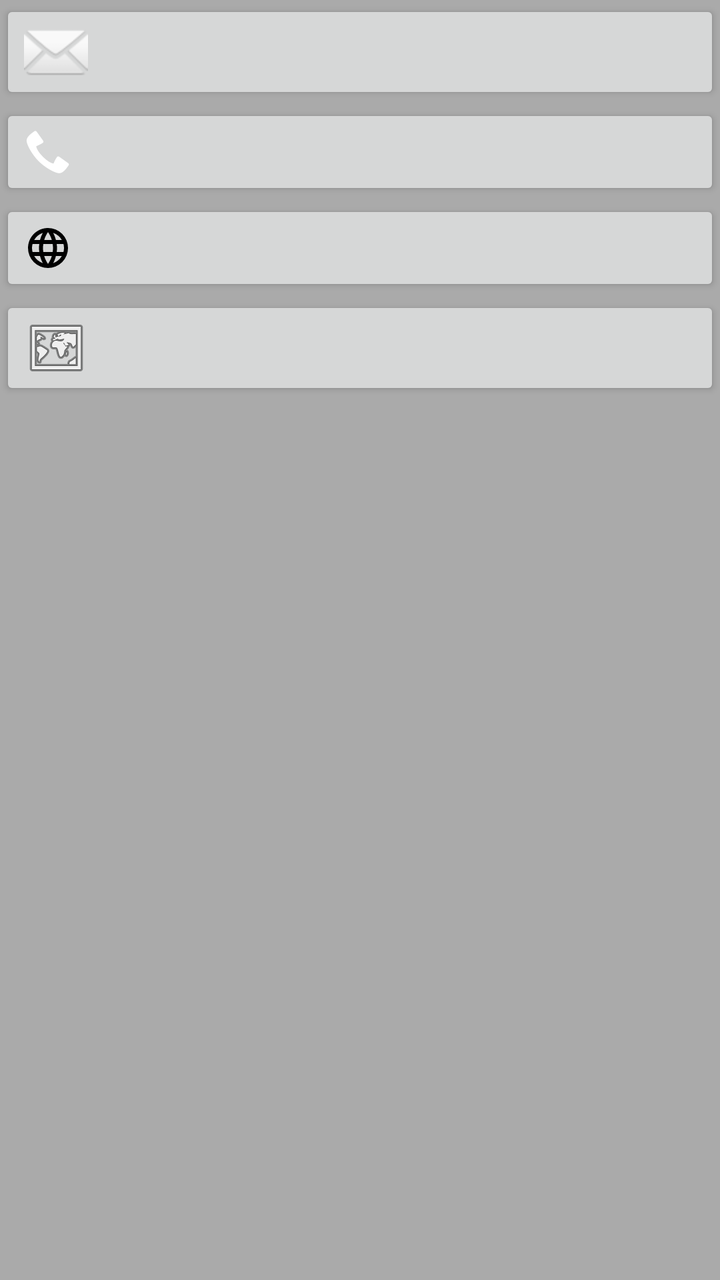
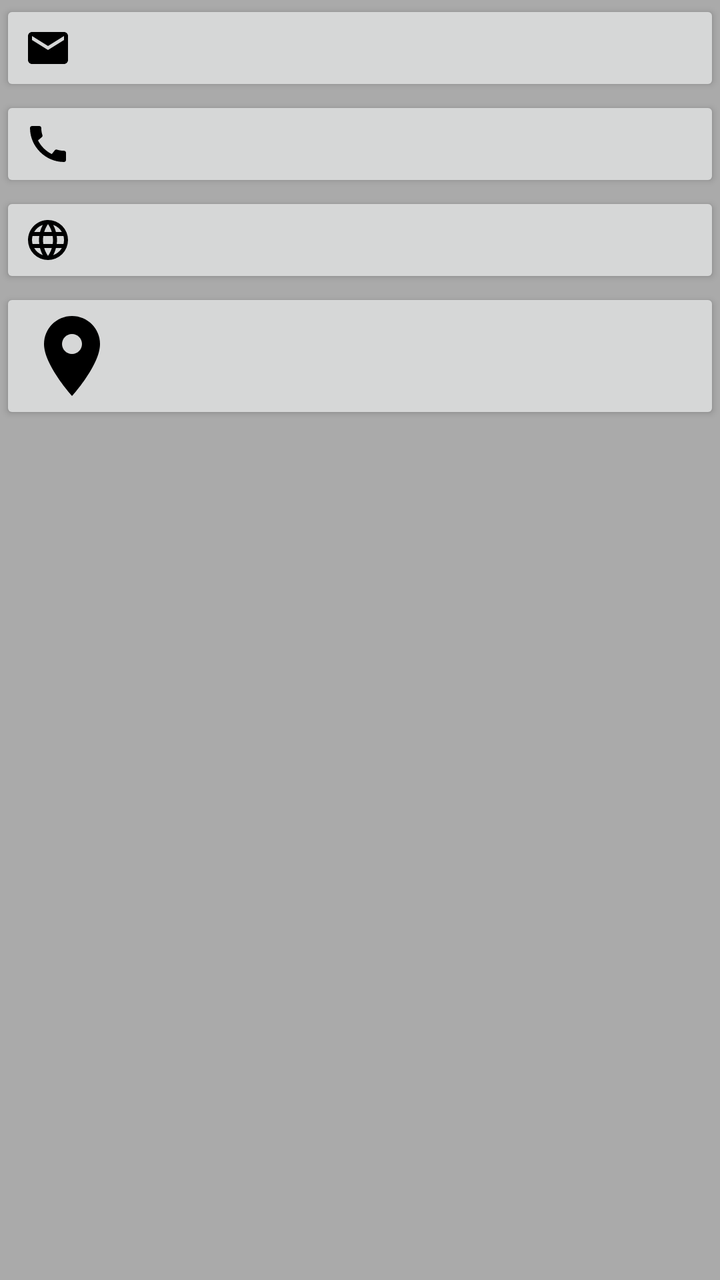

Before-and-after screenshots of an Android layout around one commit, followed by the original layout XML and the change that was made.
<!-- AndroidManifest.xml: application theme AppTheme -->
<!-- res/layout/dialog_contact.xml -->
<?xml version="1.0" encoding="utf-8"?>
<LinearLayout
    xmlns:android="http://schemas.android.com/apk/res/android"
    android:id="@+id/collection_add_bar"
    android:layout_width="match_parent"
    android:layout_height="match_parent"
    android:layout_marginStart="8dp"
    android:layout_marginEnd="4dp"
    android:layout_marginTop="4dp"
    android:orientation="vertical"
    android:padding="0dp"
    android:background="@color/colorNeutralDark">

    <Button
        android:id="@+id/email_button"
        android:drawableStart="@android:drawable/ic_dialog_email"
        android:layout_width="match_parent"
        android:layout_height="wrap_content"
        android:gravity="end"
        android:textColor="@color/colorSlate"
        android:textSize="@dimen/text_size_paragraph_title"
        android:textAllCaps="false"/>

    <Button
        android:id="@+id/phone_button"
        android:drawableStart="@android:drawable/stat_sys_phone_call"
        android:layout_width="match_parent"
        android:layout_height="wrap_content"
        android:gravity="end"
        android:textColor="@color/colorSlate"
        android:textSize="@dimen/text_size_paragraph_title"
        android:textAllCaps="false"/>

    <Button
        android:id="@+id/website_button"
        android:drawableStart="@drawable/web"
        android:layout_width="match_parent"
        android:layout_height="wrap_content"
        android:gravity="end"
        android:textColor="@color/colorSlate"
        android:textSize="@dimen/text_size_paragraph_title"
        android:textAllCaps="false"/>

    <Button
        android:id="@+id/address_button"
        android:drawableStart="@android:drawable/ic_menu_mapmode"
        android:layout_width="match_parent"
        android:layout_height="wrap_content"
        android:gravity="end"
        android:textColor="@color/colorSlate"
        android:textSize="@dimen/text_size_paragraph_title"
        android:textAllCaps="false"/>

</LinearLayout>
<!-- resources referenced by this layout -->
<resources>
  <color name="colorNeutralDark">#AAA</color>
  <color name="colorSlate">#222</color>
  <dimen name="text_size_paragraph_title">20sp</dimen>
  <!-- drawable web (drawable) -->
  <vector xmlns:android="http://schemas.android.com/apk/res/android"
      android:height="24dp"
      android:width="24dp"
      android:viewportWidth="24"
      android:viewportHeight="24">
      <path android:fillColor="#000" android:pathData="M16.36,14C16.44,13.34 16.5,12.68 16.5,12C16.5,11.32 16.44,10.66 16.36,10H19.74C19.9,10.64 20,11.31 20,12C20,12.69 19.9,13.36 19.74,14M14.59,19.56C15.19,18.45 15.65,17.25 15.97,16H18.92C17.96,17.65 16.43,18.93 14.59,19.56M14.34,14H9.66C9.56,13.34 9.5,12.68 9.5,12C9.5,11.32 9.56,10.65 9.66,10H14.34C14.43,10.65 14.5,11.32 14.5,12C14.5,12.68 14.43,13.34 14.34,14M12,19.96C11.17,18.76 10.5,17.43 10.09,16H13.91C13.5,17.43 12.83,18.76 12,19.96M8,8H5.08C6.03,6.34 7.57,5.06 9.4,4.44C8.8,5.55 8.35,6.75 8,8M5.08,16H8C8.35,17.25 8.8,18.45 9.4,19.56C7.57,18.93 6.03,17.65 5.08,16M4.26,14C4.1,13.36 4,12.69 4,12C4,11.31 4.1,10.64 4.26,10H7.64C7.56,10.66 7.5,11.32 7.5,12C7.5,12.68 7.56,13.34 7.64,14M12,4.03C12.83,5.23 13.5,6.57 13.91,8H10.09C10.5,6.57 11.17,5.23 12,4.03M18.92,8H15.97C15.65,6.75 15.19,5.55 14.59,4.44C16.43,5.07 17.96,6.34 18.92,8M12,2C6.47,2 2,6.5 2,12A10,10 0 0,0 12,22A10,10 0 0,0 22,12A10,10 0 0,0 12,2Z" />
  </vector>
  <style name="AppTheme" parent="Theme.AppCompat.Light.DarkActionBar">
          <item name="colorPrimary">@color/colorPrimary</item>
          <item name="colorPrimaryDark">@color/colorPrimaryDark</item>
          <item name="colorAccent">@color/colorAccent</item>
          <item name="popupMenuStyle">@style/AppTheme.PopupOverlay</item>
      </style>
  <color name="colorPrimary">#00B0FF</color>
  <color name="colorPrimaryDark">#0081CB</color>
  <color name="colorAccent">#FBC02D</color>
  <style name="AppTheme.PopupOverlay" parent="@android:style/Widget.PopupMenu">
          <item name="android:background">@color/colorPrimary</item>
      </style>
</resources>

<!-- the commit's change to res/layout/dialog_contact.xml (unified diff, before → after) -->
@@ -13,7 +13,7 @@
 
     <Button
         android:id="@+id/email_button"
-        android:drawableStart="@android:drawable/ic_dialog_email"
+        android:drawableStart="@drawable/ic_baseline_email_24px"
         android:layout_width="match_parent"
         android:layout_height="wrap_content"
         android:gravity="end"
@@ -23,7 +23,7 @@
 
     <Button
         android:id="@+id/phone_button"
-        android:drawableStart="@android:drawable/stat_sys_phone_call"
+        android:drawableStart="@drawable/ic_baseline_call_24px"
         android:layout_width="match_parent"
         android:layout_height="wrap_content"
         android:gravity="end"
@@ -43,7 +43,7 @@
 
     <Button
         android:id="@+id/address_button"
-        android:drawableStart="@android:drawable/ic_menu_mapmode"
+        android:drawableStart="@drawable/menu_place"
         android:layout_width="match_parent"
         android:layout_height="wrap_content"
         android:gravity="end"
<!-- resource entries referenced after the edit -->
@@ -3,6 +3,27 @@
   <color name="colorNeutralDark">#AAA</color>
   <color name="colorSlate">#222</color>
   <dimen name="text_size_paragraph_title">20sp</dimen>
+  <!-- drawable ic_baseline_call_24px (drawable) -->
+  <vector xmlns:android="http://schemas.android.com/apk/res/android"
+      android:width="24dp"
+      android:height="24dp"
+      android:viewportWidth="24"
+      android:viewportHeight="24">
+    <path
+        android:fillColor="#FF000000"
+        android:pathData="M20.01,15.38c-1.23,0 -2.42,-0.2 -3.53,-0.56 -0.35,-0.12 -0.74,-0.03 -1.01,0.24l-1.57,1.97c-2.83,-1.35 -5.48,-3.9 -6.89,-6.83l1.95,-1.66c0.27,-0.28 0.35,-0.67 0.24,-1.02 -0.37,-1.11 -0.56,-2.3 -0.56,-3.53 0,-0.54 -0.45,-0.99 -0.99,-0.99H4.19C3.65,3 3,3.24 3,3.99 3,13.28 10.73,21 20.01,21c0.71,0 0.99,-0.63 0.99,-1.18v-3.45c0,-0.54 -0.45,-0.99 -0.99,-0.99z"/>
+  </vector>
+  <!-- drawable ic_baseline_email_24px (drawable) -->
+  <vector xmlns:android="http://schemas.android.com/apk/res/android"
+      android:width="24dp"
+      android:height="24dp"
+      android:viewportWidth="24"
+      android:viewportHeight="24">
+    <path
+        android:fillColor="#FF000000"
+        android:pathData="M20,4L4,4c-1.1,0 -1.99,0.9 -1.99,2L2,18c0,1.1 0.9,2 2,2h16c1.1,0 2,-0.9 2,-2L22,6c0,-1.1 -0.9,-2 -2,-2zM20,8l-8,5 -8,-5L4,6l8,5 8,-5v2z"/>
+  </vector>
+  <!-- drawable menu_place: png bitmap (drawable-mdpi, 425 bytes) -->
   <!-- drawable web (drawable) -->
   <vector xmlns:android="http://schemas.android.com/apk/res/android"
       android:height="24dp"
